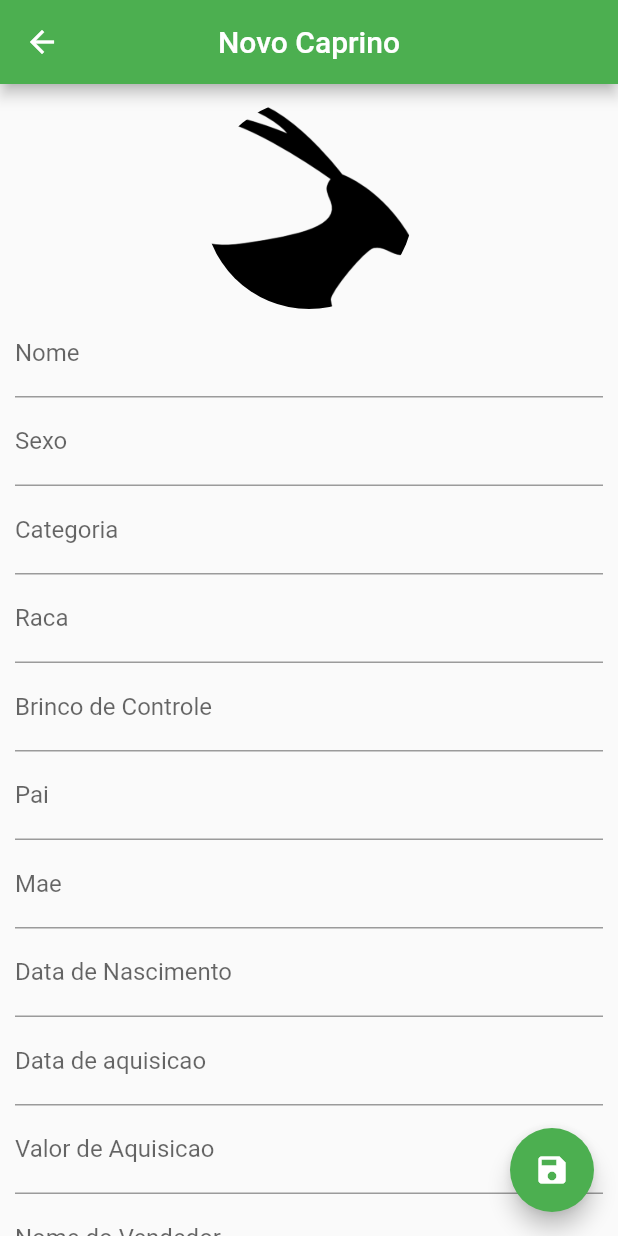
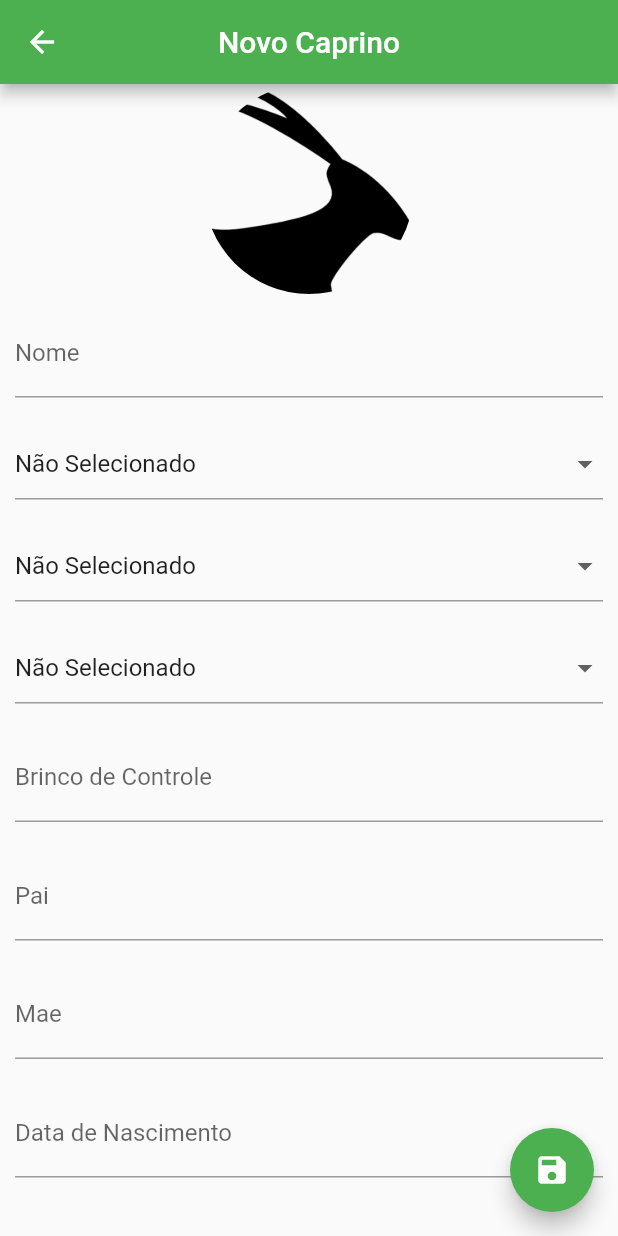
Before and after one commit to MatheusPatriota/projeto_escrituracao_rebanho, a Flutter app: the CadastroCaprinoPage screen opened directly, on a phone screen of 412 x 824 dp. Run offline on Flutter 3.47's test engine with Material 2 defaults, Android fonts, the phone set to English and light mode, and no system bars; our stand-ins replace image_picker, sqflite; accounts and stored records are empty.

Commit message:
Alterações em adamento, foram adicionados os menus dropdown, falta apenas o tratamneto de erro de entrada

```diff
--- /dev/null
+++ b/ouvinos_caprinos/lib/drowpdown_info/dropdown_buttons.dart
@@ -0,0 +1,77 @@
+class Sexo {
+  int id;
+  String nome;
+
+  Sexo(this.id, this.nome);
+
+  static List<Sexo> getSex() {
+    return <Sexo>[
+      Sexo(0,'Não Selecionado'),
+      Sexo(1, 'Macho'),
+      Sexo(2, 'Fêmea'),
+    ];
+  }
+}
+
+class Categoria{
+  int id;
+  String nome;
+
+  Categoria(this.id, this.nome);
+
+  static List<Categoria> getCategorias(){
+    return <Categoria>[
+      Categoria(0,'Não Selecionado'),
+      Categoria(1, 'Cria'),
+      Categoria(2, 'Recria'),
+      Categoria(3, 'Terminação'),
+      Categoria(4, 'Matriz'),
+      Categoria(5, 'Reprodutor')
+    ];
+
+  }
+}
+
+class RacaCaprino{
+  int id;
+  String nome;
+
+  RacaCaprino(this.id, this.nome);
+
+  static List<RacaCaprino> getRacaCaprinos(){
+    return <RacaCaprino>[
+      RacaCaprino(0,'Não Selecionado'),
+      RacaCaprino(1,"NS"),
+      RacaCaprino(2,"Alpino"),
+      RacaCaprino(3,"Anglo Nubiano"),
+      RacaCaprino(4,"Boer"),
+      RacaCaprino(5,"Mestiço"),
+      RacaCaprino(6,"Saanen"),
+      RacaCaprino(7,"Savana"),
+      RacaCaprino(8,"Toggenburg"),
+    ];
+  }
+
+}
+
+class RacaOvino{
+  int id;
+  String nome;
+
+  RacaOvino(this.id, this.nome);
+
+  static List<RacaOvino> getRacaOvinos(){
+    return <RacaOvino>[
+      RacaOvino(0,'Não Selecionado'),
+      RacaOvino(1,"NS"),
+      RacaOvino(2,"Alpino"),
+      RacaOvino(3,"Anglo Nubiano"),
+      RacaOvino(4,"Boer"),
+      RacaOvino(5,"Mestiço"),
+      RacaOvino(6,"Saanen"),
+      RacaOvino(7,"Savana"),
+      RacaOvino(8,"Toggenburg"),
+    ];
+  }
+
+}
--- a/ouvinos_caprinos/lib/ui/cadastro_caprino_page.dart
+++ b/ouvinos_caprinos/lib/ui/cadastro_caprino_page.dart
@@ -3,6 +3,7 @@ import 'dart:io';
 
 import 'package:flutter/material.dart';
 import 'package:image_picker/image_picker.dart';
+import 'package:ouvinos_caprinos/drowpdown_info/dropdown_buttons.dart';
 import 'package:ouvinos_caprinos/helper/animais_helper.dart';
 
 class CadastroCaprinoPage extends StatefulWidget {
@@ -15,8 +16,7 @@ class CadastroCaprinoPage extends StatefulWidget {
 }
 
 class _CadastroCaprinoPageState extends State<CadastroCaprinoPage> {
-
-
+  /// Variveis de controle que passam informacao para o banco de dados
   final _tipoController = TextEditingController();
   final _nomeController = TextEditingController();
   final _sexoController = TextEditingController();
@@ -31,15 +31,37 @@ class _CadastroCaprinoPageState extends State<CadastroCaprinoPage> {
   final _nomeVendedorController = TextEditingController();
   final _patrimonioController = TextEditingController();
 
-
   final _nomeFocus = FocusNode();
 
   bool _userEdited = false;
+  Animal _editedAnimal;
+  GlobalKey<FormState> _formKey = GlobalKey<FormState>();
 
-  Animal _editedAnimal;
+  // variaveis para o menu de alternativas no cadastro
+  List<Sexo> _sexos = Sexo.getSex();
+  List<DropdownMenuItem<Sexo>> _menuSexo;
+  Sexo _sexoSelecionado;
 
+  List<Categoria> _categorias = Categoria.getCategorias();
+  List<DropdownMenuItem<Categoria>> _menuCategorias;
+  Categoria _categoriaSelecionado;
+
+  List<RacaCaprino> _racasCaprino = RacaCaprino.getRacaCaprinos();
+  List<DropdownMenuItem<RacaCaprino>> _menuRacasCaprinos;
+  RacaCaprino _racaCaprinoSelecionado;
+
+  /// Metodo inicializa toda vez que tem alguma alteracao no aplicativo
   @override
   void initState() {
+    _menuSexo = buildDropdownSexoItems(_sexos);
+    _sexoSelecionado = _menuSexo[0].value;
+
+    _menuCategorias = buildDropdownCategoriaItems(_categorias);
+    _categoriaSelecionado = _menuCategorias[0].value;
+
+    _menuRacasCaprinos = buildDropdownRacasCaprinoItems(_racasCaprino);
+    _racaCaprinoSelecionado = _menuRacasCaprinos[0].value;
+
     super.initState();
 
     if (widget.animalCaprino == null) {
@@ -60,8 +82,52 @@ class _CadastroCaprinoPageState extends State<CadastroCaprinoPage> {
       _valorAquisicaoController.text = _editedAnimal.valorAquisicao;
       _nomeVendedorController.text = _editedAnimal.nomeVendedor;
       _patrimonioController.text = _editedAnimal.patrimonio;
+    }
+  }
 
+  /**
+   * Tentei unificar em uma unica funcao do tipo generica, mas nao consegui, tive que colocar desse jeito
+   * se tiver alguma sugestao pode mandar
+   */
+
+  /// Metodo responsavel por criar o menu de alternativas para o cadastro
+  List<DropdownMenuItem<Sexo>> buildDropdownSexoItems(List x) {
+    List<DropdownMenuItem<Sexo>> items = List();
+    for (Sexo c in x) {
+      items.add(
+        DropdownMenuItem(
+          value: c,
+          child: Text(c.nome),
+        ),
+      );
     }
+    return items;
+  }
+
+  List<DropdownMenuItem<Categoria>> buildDropdownCategoriaItems(List x) {
+    List<DropdownMenuItem<Categoria>> items = List();
+    for (Categoria c in x) {
+      items.add(
+        DropdownMenuItem(
+          value: c,
+          child: Text(c.nome),
+        ),
+      );
+    }
+    return items;
+  }
+
+  List<DropdownMenuItem<RacaCaprino>> buildDropdownRacasCaprinoItems(List x) {
+    List<DropdownMenuItem<RacaCaprino>> items = List();
+    for (RacaCaprino c in x) {
+      items.add(
+        DropdownMenuItem(
+          value: c,
+          child: Text(c.nome),
+        ),
+      );
+    }
+    return items;
   }
 
   @override
@@ -86,7 +152,8 @@ class _CadastroCaprinoPageState extends State<CadastroCaprinoPage> {
           backgroundColor: Colors.green,
         ),
         body: SingleChildScrollView(
-          padding: EdgeInsets.all(10.0),
+          child: Form(
+            key: _formKey,
             child: Column(
               children: <Widget>[
                 GestureDetector(
@@ -112,7 +179,9 @@ class _CadastroCaprinoPageState extends State<CadastroCaprinoPage> {
                     });
                   },
                 ),
-              TextField(
+                Container(
+                  padding: EdgeInsets.all(10.0),
+                  child: TextField(
                     controller: _nomeController,
                     focusNode: _nomeFocus,
                     decoration: InputDecoration(labelText: "Nome"),
@@ -123,43 +192,62 @@ class _CadastroCaprinoPageState extends State<CadastroCaprinoPage> {
                       });
                     },
                   ),
-              TextField(
-                controller: _sexoController,
-                decoration: InputDecoration(labelText: "Sexo"),
-                onChanged: (text) {
+                ),
+                Container(
+                  padding: EdgeInsets.all(10.0),
+                  child: DropdownButtonFormField<Sexo>(
+                    isExpanded: true,
+                    value: _sexoSelecionado,
+                    items: _menuSexo,
+                    onChanged: (Sexo sexoSelecionado) {
+                      setState(() {
                         _userEdited = true;
-                  setState(() {
-                    _editedAnimal.sexo = text;
+                        _sexoSelecionado = sexoSelecionado;
+                        _editedAnimal.sexo = sexoSelecionado.nome;
                         _editedAnimal.tipo = "caprino";
                       });
                     },
 
                   ),
-              TextField(
-                controller: _categoriaController,
-                decoration: InputDecoration(labelText: "Categoria"),
-                onChanged: (text) {
+                ),
+                Container(
+                  padding: EdgeInsets.all(10.0),
+                  child: DropdownButtonFormField(
+                    isExpanded: true,
+                    hint: Text("Selecione a Categoria"),
+                    value: _categoriaSelecionado,
+                    items: _menuCategorias,
+                    onChanged: (Categoria categoriaSelecionada) {
+                      setState(() {
                         _userEdited = true;
-                  setState(() {
-                    _editedAnimal.categoria = text;
+                        _categoriaSelecionado = categoriaSelecionada;
+                        _editedAnimal.categoria = categoriaSelecionada.nome;
                       });
                     },
-
                   ),
-              TextField(
-                controller: _racaController,
-                decoration: InputDecoration(labelText: "Raca"),
-                onChanged: (text) {
+                ),
+                Container(
+                  padding: EdgeInsets.all(10.0),
+                  child: DropdownButtonFormField(
+                    isExpanded: true,
+                    hint: Text("Selecione a Raça"),
+                    value: _racaCaprinoSelecionado,
+                    items: _menuRacasCaprinos,
+                    onChanged: (RacaCaprino racaCaprinoSelecionada) {
+                      setState(() {
                         _userEdited = true;
-                  setState(() {
-                    _editedAnimal.raca = text;
+                        _racaCaprinoSelecionado = racaCaprinoSelecionada;
+                        _editedAnimal.raca = racaCaprinoSelecionada.nome;
                       });
                     },
-
                   ),
-              TextField(
+                ),
+                Container(
+                  padding: EdgeInsets.all(10.0),
+                  child: TextField(
                     controller: _brincoControleController,
-                decoration: InputDecoration(labelText: "Brinco de Controle"),
+                    decoration:
+                        InputDecoration(labelText: "Brinco de Controle"),
                     onChanged: (text) {
                       _userEdited = true;
                       setState(() {
@@ -167,7 +255,10 @@ class _CadastroCaprinoPageState extends State<CadastroCaprinoPage> {
                       });
                     },
                   ),
-               TextField(
+                ),
+                Container(
+                  padding: EdgeInsets.all(10.0),
+                  child: TextField(
                     controller: _paiController,
                     decoration: InputDecoration(labelText: "Pai"),
                     onChanged: (text) {
@@ -177,7 +268,10 @@ class _CadastroCaprinoPageState extends State<CadastroCaprinoPage> {
                       });
                     },
                   ),
-               TextField(
+                ),
+                Container(
+                  padding: EdgeInsets.all(10.0),
+                  child: TextField(
                     controller: _maeController,
                     decoration: InputDecoration(labelText: "Mae"),
                     onChanged: (text) {
@@ -187,9 +281,13 @@ class _CadastroCaprinoPageState extends State<CadastroCaprinoPage> {
                       });
                     },
                   ),
-               TextField(
+                ),
+                Container(
+                  padding: EdgeInsets.all(10.0),
+                  child: TextField(
                     controller: _dataNascimentoController,
-                decoration: InputDecoration(labelText: "Data de Nascimento"),
+                    decoration:
+                        InputDecoration(labelText: "Data de Nascimento"),
                     onChanged: (text) {
                       _userEdited = true;
                       setState(() {
@@ -197,7 +295,10 @@ class _CadastroCaprinoPageState extends State<CadastroCaprinoPage> {
                       });
                     },
                   ),
-               TextField(
+                ),
+                Container(
+                  padding: EdgeInsets.all(10.0),
+                  child: TextField(
                     controller: _dataAquisicaoController,
                     decoration: InputDecoration(labelText: "Data de aquisicao"),
                     onChanged: (text) {
@@ -207,9 +308,13 @@ class _CadastroCaprinoPageState extends State<CadastroCaprinoPage> {
                       });
                     },
                   ),
-               TextField(
+                ),
+                Container(
+                  padding: EdgeInsets.all(10.0),
+                  child: TextField(
                     controller: _valorAquisicaoController,
-                decoration: InputDecoration(labelText: "Valor de Aquisicao"),
+                    decoration:
+                        InputDecoration(labelText: "Valor de Aquisicao"),
                     onChanged: (text) {
                       _userEdited = true;
                       setState(() {
@@ -217,7 +322,10 @@ class _CadastroCaprinoPageState extends State<CadastroCaprinoPage> {
                       });
                     },
                   ),
-               TextField(
+                ),
+                Container(
+                  padding: EdgeInsets.all(10.0),
+                  child: TextField(
                     controller: _nomeVendedorController,
                     decoration: InputDecoration(labelText: "Nome do Vendedor"),
                     onChanged: (text) {
@@ -227,7 +335,10 @@ class _CadastroCaprinoPageState extends State<CadastroCaprinoPage> {
                       });
                     },
                   ),
-               TextField(
+                ),
+                Container(
+                  padding: EdgeInsets.all(10.0),
+                  child: TextField(
                     controller: _patrimonioController,
                     decoration: InputDecoration(labelText: "Patrimonio"),
                     onChanged: (text) {
@@ -237,11 +348,9 @@ class _CadastroCaprinoPageState extends State<CadastroCaprinoPage> {
                       });
                     },
                   ),
-              //menu para opcoes de sexo
-
-              //Menu para opcoes de Categoria
-
+                ),
               ],
+            ),
           ),
         ),
       ),
```
Lines whose indentation alone changed are shown as unchanged.
